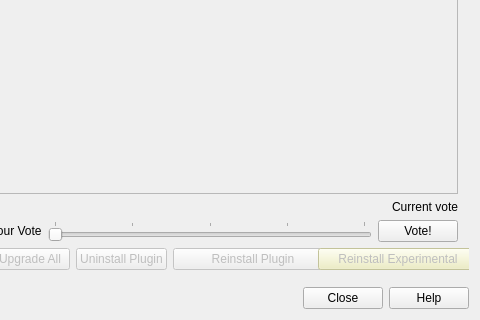
Old version of the form src/ui/qgspluginmanagerbase.ui in the repository qgis/QGIS; both pictures show x 407 to 887 and y 421 to 741 of the 887 by 741 pixel window.
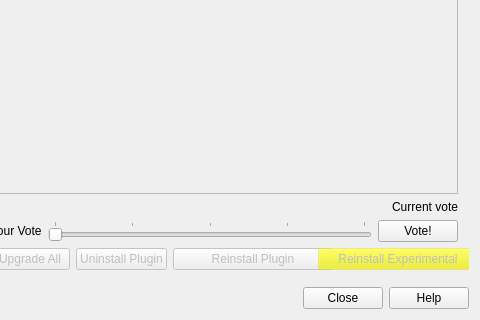
New version of the form. Icons and pictures are not drawn. Custom widgets are drawn as their Qt base class.

Commit message: [ui] Fix and improve the plugin manager's look on dark themes

Diff of the .ui file:
```diff
--- a/src/ui/qgspluginmanagerbase.ui
+++ b/src/ui/qgspluginmanagerbase.ui
@@ -558,7 +558,7 @@
                     <string>Install, reinstall or upgrade the experimental version of selected plugin</string>
                    </property>
                    <property name="styleSheet">
-                    <string notr="true">background-color: #EEEEBB</string>
+                    <string notr="true">background-color: rgba(238, 238, 10, 0.25)</string>
                    </property>
                    <property name="text">
                     <string>Reinstall Experimental</string>
```
The commit also changes 1 other file.
